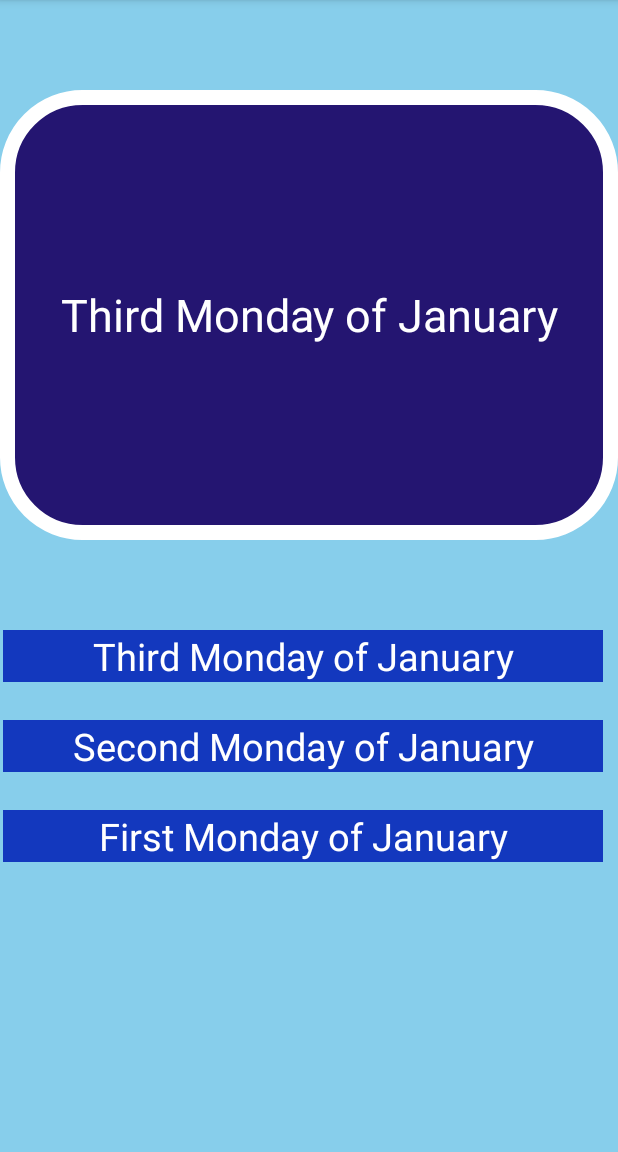
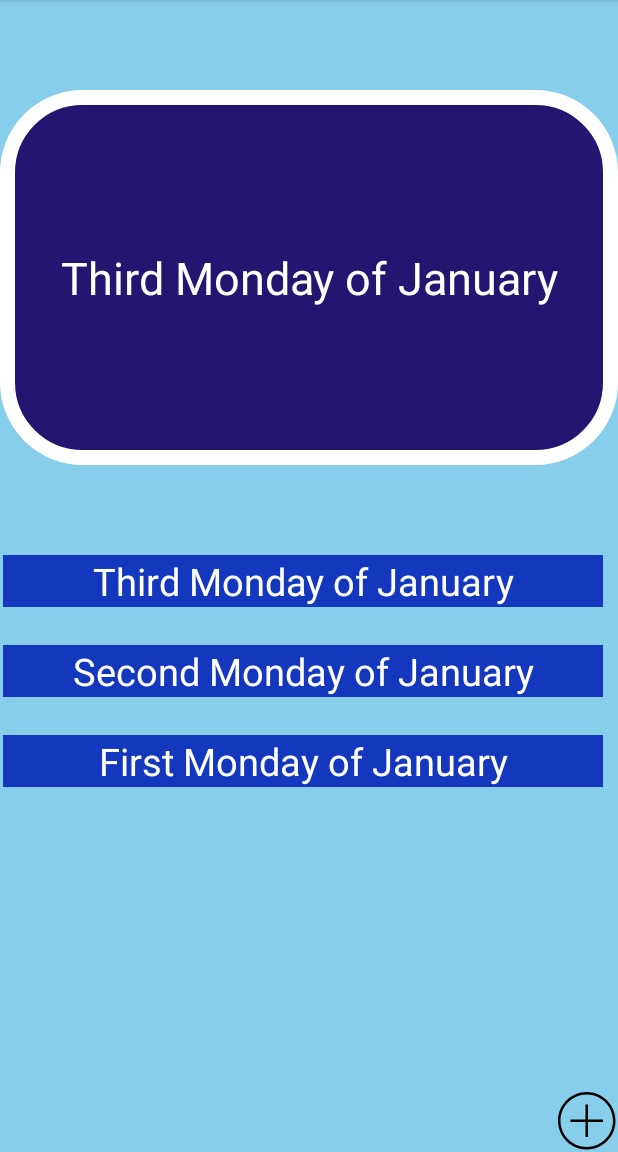
Before and after one commit to rubyshrestha1/Flashcard-App, an Android app: the screen it shows after launch (MainActivity), after a tap on "When in MLK day?", on a phone screen of 412 x 824 dp, the part 84-1236 px from its top. Run offline under Robolectric (Android 15) with nearby library versions, the phone set to English and light mode, and no system bars.

Commit message:
Updated the read me with optional features

```diff
--- a/app/src/main/AndroidManifest.xml
+++ b/app/src/main/AndroidManifest.xml
@@ -9,6 +9,7 @@
         android:roundIcon="@mipmap/ic_launcher_round"
         android:supportsRtl="true"
         android:theme="@style/Theme.CodePath">
+        <activity android:name=".AddCard"></activity>
         <activity android:name=".MainActivity">
             <intent-filter>
                 <action android:name="android.intent.action.MAIN" />
--- /dev/null
+++ b/app/src/main/res/drawable/plus.xml
@@ -0,0 +1,10 @@
+<vector xmlns:android="http://schemas.android.com/apk/res/android"
+    android:width="24dp"
+    android:height="24dp"
+    android:viewportWidth="24"
+    android:viewportHeight="24">
+  <path
+      android:fillColor="#FF000000"
+      android:pathData="M11.5,0c6.347,0 11.5,5.153 11.5,11.5s-5.153,11.5 -11.5,11.5 -11.5,-5.153 -11.5,-11.5 5.153,-11.5 11.5,-11.5zM11.5,1c5.795,0 10.5,4.705 10.5,10.5s-4.705,10.5 -10.5,10.5 -10.5,-4.705 -10.5,-10.5 4.705,-10.5 10.5,-10.5zM12,11h6v1h-6v6h-1v-6h-6v-1h6v-6h1v6z"
+      android:fillType="evenOdd"/>
+</vector>
--- a/app/src/main/res/layout/activity_main.xml
+++ b/app/src/main/res/layout/activity_main.xml
@@ -12,8 +12,8 @@
 
     <TextView
         android:id="@+id/Question1"
-        android:layout_width="417dp"
-        android:layout_height="300dp"
+        android:layout_width="match_parent"
+        android:layout_height="250dp"
         android:layout_alignParentStart="true"
         android:layout_alignParentTop="true"
         android:layout_marginTop="60dp"
@@ -27,7 +27,7 @@
     <TextView
         android:id="@+id/Answer1"
         android:layout_width="match_parent"
-        android:layout_height="300dp"
+        android:layout_height="250dp"
         android:layout_alignParentStart="true"
         android:layout_alignParentTop="true"
         android:layout_alignParentEnd="true"
@@ -87,4 +87,19 @@
         android:textAlignment="center"
         android:textColor="#ffffff"
         android:textSize="25sp" />
+
+    //for eye icon wither boolean solution or two buttons
+
+
+    <ImageView
+        android:layout_height="40dp"
+        android:layout_width="40dp"
+        android:id="@+id/plus"
+        android:src="@drawable/plus"
+        android:layout_alignParentBottom="true"
+        android:layout_alignParentRight="true"
+         />
+
+
+
 </RelativeLayout>
```
Also changed, not shown: app/src/main/java/com/example/codepath/AddCard.java (added, +42 -0 lines), app/src/main/java/com/example/codepath/MainActivity.java (+24 -0 lines), app/src/main/res/drawable/cross.xml (added, +9 -0 lines), app/src/main/res/layout/activity_add_card.xml (added, +41 -0 lines), 2 other files.
